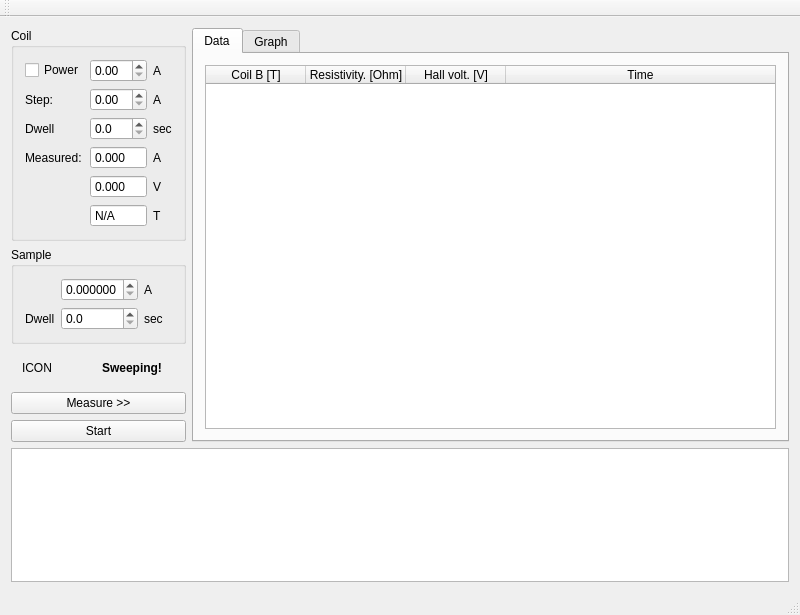
The window that src/mainwindow.ui (mBr001/hall) describes before a commit, drawn with Qt 5.
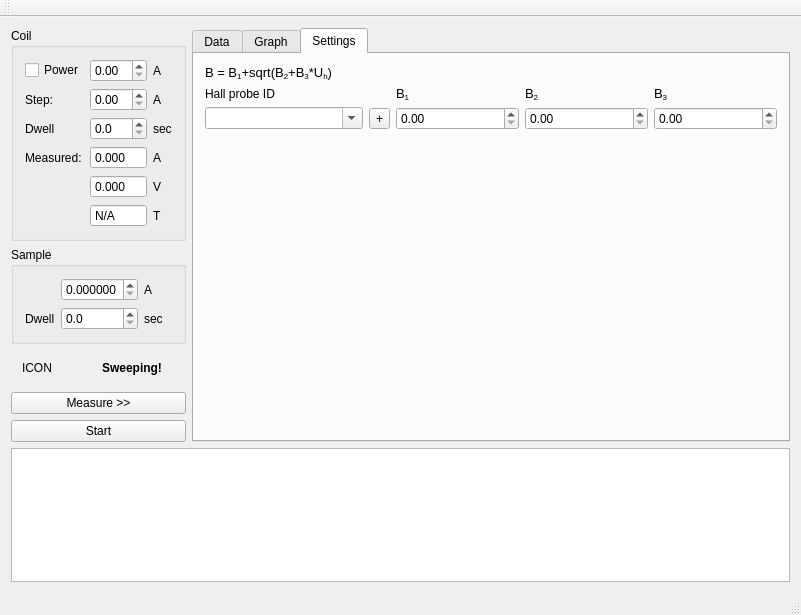
The same window after the commit. Custom widgets are drawn as their Qt base class.

Commit message: prototype of experiment configuration UI

What changed in the file:
```diff
--- a/src/mainwindow.ui
+++ b/src/mainwindow.ui
@@ -6,7 +6,7 @@
    <rect>
     <x>0</x>
     <y>0</y>
-    <width>800</width>
+    <width>801</width>
     <height>615</height>
    </rect>
   </property>
@@ -296,7 +296,7 @@
       <item>
        <widget class="QTabWidget" name="tabWidget">
         <property name="currentIndex">
-         <number>0</number>
+         <number>2</number>
         </property>
         <widget class="QWidget" name="tab">
          <attribute name="title">
@@ -342,6 +342,103 @@
           </item>
          </layout>
         </widget>
+        <widget class="QWidget" name="tab_3">
+         <attribute name="title">
+          <string>Settings</string>
+         </attribute>
+         <layout class="QGridLayout" name="gridLayout_7">
+          <item row="0" column="0">
+           <widget class="QLabel" name="label_14">
+            <property name="text">
+             <string>&lt;!DOCTYPE HTML PUBLIC &quot;-//W3C//DTD HTML 4.0//EN&quot; &quot;http://www.w3.org/TR/REC-html40/strict.dtd&quot;&gt;
+&lt;html&gt;&lt;head&gt;&lt;meta name=&quot;qrichtext&quot; content=&quot;1&quot; /&gt;&lt;style type=&quot;text/css&quot;&gt;
+p, li { white-space: pre-wrap; }
+&lt;/style&gt;&lt;/head&gt;&lt;body style=&quot; font-family:'Sans Serif'; font-size:10pt; font-weight:400; font-style:normal;&quot;&gt;
+&lt;p style=&quot; margin-top:0px; margin-bottom:0px; margin-left:0px; margin-right:0px; -qt-block-indent:0; text-indent:0px;&quot;&gt;B = B&lt;span style=&quot; vertical-align:sub;&quot;&gt;1&lt;/span&gt;+sqrt(B&lt;span style=&quot; vertical-align:sub;&quot;&gt;2&lt;/span&gt;+B&lt;span style=&quot; vertical-align:sub;&quot;&gt;3&lt;/span&gt;*U&lt;span style=&quot; vertical-align:sub;&quot;&gt;h&lt;/span&gt;)&lt;/p&gt;&lt;/body&gt;&lt;/html&gt;</string>
+            </property>
+           </widget>
+          </item>
+          <item row="1" column="0">
+           <widget class="QLabel" name="label_15">
+            <property name="text">
+             <string>Hall probe ID</string>
+            </property>
+           </widget>
+          </item>
+          <item row="1" column="2">
+           <widget class="QLabel" name="label_16">
+            <property name="text">
+             <string>&lt;!DOCTYPE HTML PUBLIC &quot;-//W3C//DTD HTML 4.0//EN&quot; &quot;http://www.w3.org/TR/REC-html40/strict.dtd&quot;&gt;
+&lt;html&gt;&lt;head&gt;&lt;meta name=&quot;qrichtext&quot; content=&quot;1&quot; /&gt;&lt;style type=&quot;text/css&quot;&gt;
+p, li { white-space: pre-wrap; }
+&lt;/style&gt;&lt;/head&gt;&lt;body style=&quot; font-family:'Sans Serif'; font-size:10pt; font-weight:400; font-style:normal;&quot;&gt;
+&lt;p style=&quot; margin-top:0px; margin-bottom:0px; margin-left:0px; margin-right:0px; -qt-block-indent:0; text-indent:0px;&quot;&gt;B&lt;span style=&quot; vertical-align:sub;&quot;&gt;1&lt;/span&gt;&lt;/p&gt;&lt;/body&gt;&lt;/html&gt;</string>
+            </property>
+           </widget>
+          </item>
+          <item row="1" column="3">
+           <widget class="QLabel" name="label_17">
+            <property name="text">
+             <string>&lt;!DOCTYPE HTML PUBLIC &quot;-//W3C//DTD HTML 4.0//EN&quot; &quot;http://www.w3.org/TR/REC-html40/strict.dtd&quot;&gt;
+&lt;html&gt;&lt;head&gt;&lt;meta name=&quot;qrichtext&quot; content=&quot;1&quot; /&gt;&lt;style type=&quot;text/css&quot;&gt;
+p, li { white-space: pre-wrap; }
+&lt;/style&gt;&lt;/head&gt;&lt;body style=&quot; font-family:'Sans Serif'; font-size:10pt; font-weight:400; font-style:normal;&quot;&gt;
+&lt;p style=&quot; margin-top:0px; margin-bottom:0px; margin-left:0px; margin-right:0px; -qt-block-indent:0; text-indent:0px;&quot;&gt;B&lt;span style=&quot; vertical-align:sub;&quot;&gt;2&lt;/span&gt;&lt;/p&gt;&lt;/body&gt;&lt;/html&gt;</string>
+            </property>
+           </widget>
+          </item>
+          <item row="1" column="4">
+           <widget class="QLabel" name="label_18">
+            <property name="text">
+             <string>&lt;!DOCTYPE HTML PUBLIC &quot;-//W3C//DTD HTML 4.0//EN&quot; &quot;http://www.w3.org/TR/REC-html40/strict.dtd&quot;&gt;
+&lt;html&gt;&lt;head&gt;&lt;meta name=&quot;qrichtext&quot; content=&quot;1&quot; /&gt;&lt;style type=&quot;text/css&quot;&gt;
+p, li { white-space: pre-wrap; }
+&lt;/style&gt;&lt;/head&gt;&lt;body style=&quot; font-family:'Sans Serif'; font-size:10pt; font-weight:400; font-style:normal;&quot;&gt;
+&lt;p style=&quot; margin-top:0px; margin-bottom:0px; margin-left:0px; margin-right:0px; -qt-block-indent:0; text-indent:0px;&quot;&gt;B&lt;span style=&quot; vertical-align:sub;&quot;&gt;3&lt;/span&gt;&lt;/p&gt;&lt;/body&gt;&lt;/html&gt;</string>
+            </property>
+           </widget>
+          </item>
+          <item row="2" column="0">
+           <widget class="QComboBox" name="hallProbeNameComboBox">
+            <property name="editable">
+             <bool>true</bool>
+            </property>
+            <property name="minimumContentsLength">
+             <number>16</number>
+            </property>
+           </widget>
+          </item>
+          <item row="2" column="2">
+           <widget class="QDoubleSpinBox" name="hallB1DoubleSpinBox"/>
+          </item>
+          <item row="2" column="3">
+           <widget class="QDoubleSpinBox" name="hallB2DoubleSpinBox"/>
+          </item>
+          <item row="2" column="4">
+           <widget class="QDoubleSpinBox" name="hallB3DoubleSpinBox"/>
+          </item>
+          <item row="3" column="2">
+           <spacer name="verticalSpacer_2">
+            <property name="orientation">
+             <enum>Qt::Vertical</enum>
+            </property>
+            <property name="sizeHint" stdset="0">
+             <size>
+              <width>20</width>
+              <height>40</height>
+             </size>
+            </property>
+           </spacer>
+          </item>
+          <item row="2" column="1">
+           <widget class="QToolButton" name="hallProbeAddToolButton">
+            <property name="text">
+             <string>+</string>
+            </property>
+           </widget>
+          </item>
+         </layout>
+        </widget>
        </widget>
       </item>
      </layout>
```
